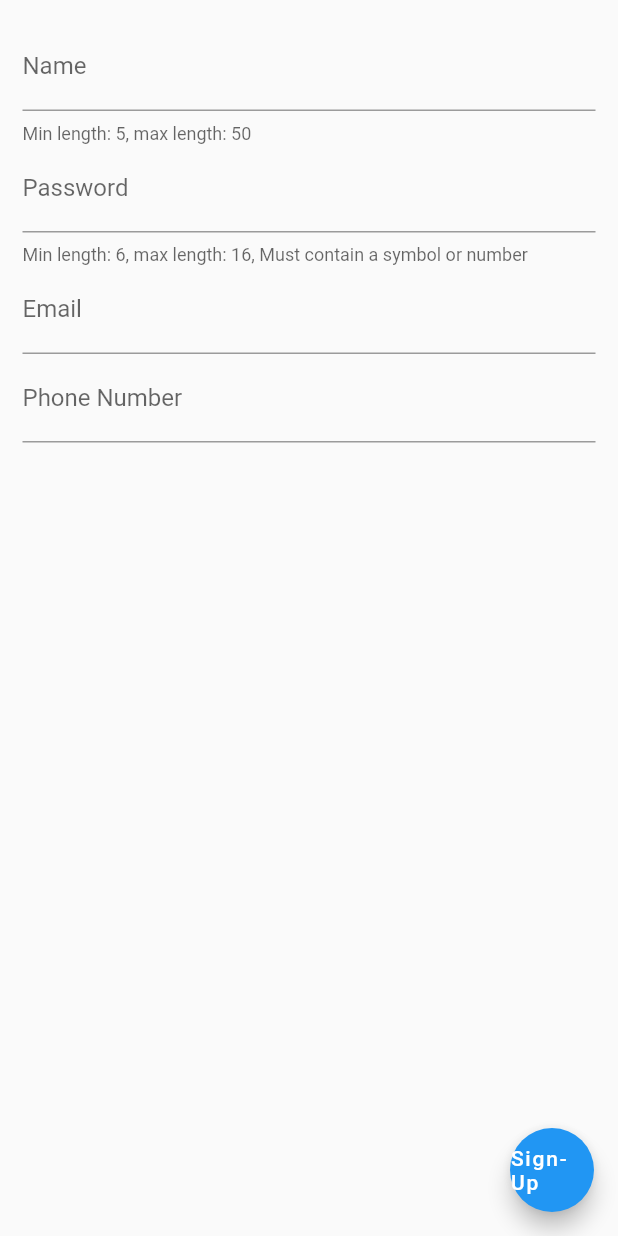
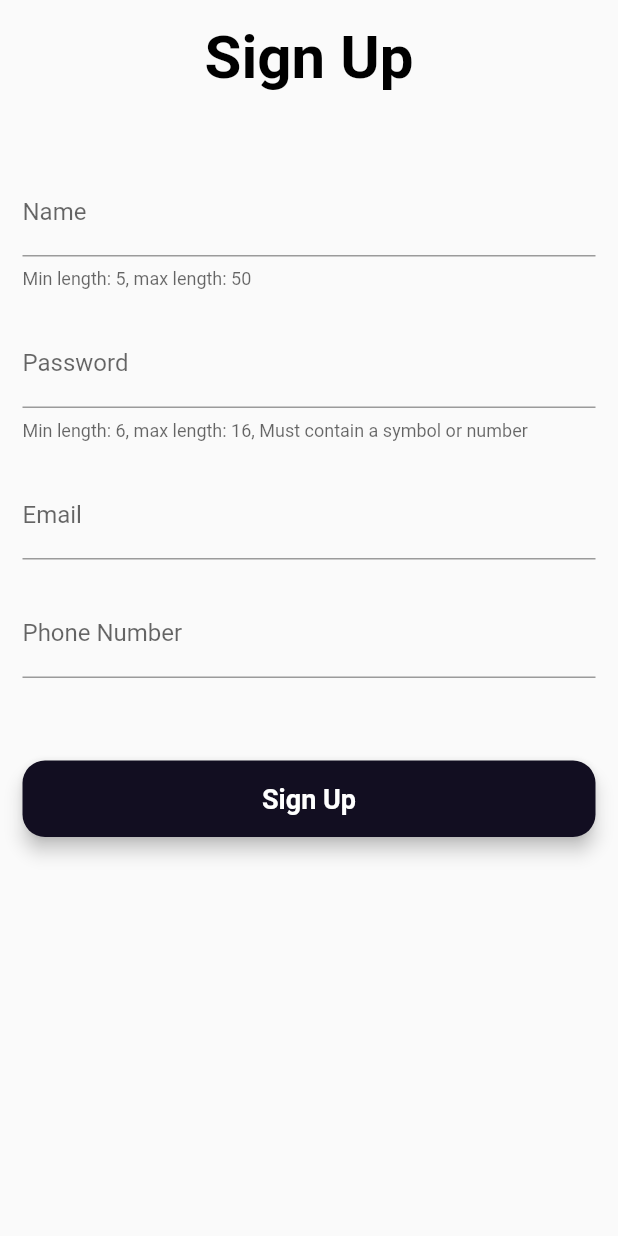
Before and after one commit to StevenAttipoe/workwaves, a Flutter app: the screen it shows after launch, after a tap on an icon or button, on a phone screen of 412 x 824 dp. Run offline on Flutter 3.47's test engine with Material 2 defaults, Android fonts, the phone set to English and light mode, and no system bars; our stand-ins replace flutter_map, form_validator, hexcolor, latlong2, splashscreen.

Commit message:
SignUp Modification

```diff
--- a/lib/views/signup.dart
+++ b/lib/views/signup.dart
@@ -1,6 +1,7 @@
 import 'package:flutter/material.dart';
 import 'package:workwaves/views/home.dart';
 import 'package:form_validator/form_validator.dart';
+import 'package:workwaves/views/loginScreen.dart';
 
 class SignUp extends StatefulWidget {
   const SignUp({Key? key}) : super(key: key);
@@ -9,10 +10,37 @@ class SignUp extends StatefulWidget {
   State<SignUp> createState() => _SignUpState();
 }
 
+Widget buildLoginBtn(BuildContext context) {
+  return Container(
+    padding: EdgeInsets.symmetric(vertical: 25),
+    width: double.infinity,
+    child: RaisedButton(
+      elevation: 5,
+      onPressed: () => Navigator.pushReplacement(
+          context, MaterialPageRoute(builder: (context) => LoginScreen())),
+      //print('Signup pressed'),
+      padding: EdgeInsets.all(15),
+      shape: RoundedRectangleBorder(borderRadius: BorderRadius.circular(15)),
+      // RoundedRectangleBorder
+      color: Color(0xff120E21),
+      child: Text(
+        'Sign Up',
+        style: TextStyle(
+          color: Color(0xffFFFFFF),
+          fontSize: 18,
+          fontWeight: FontWeight.bold,
+        ),
+      ),
+    ), // RaisedButton
+  );
+}
+
 class _SignUpState extends State<SignUp> {
   GlobalKey<FormState> _form = GlobalKey<FormState>();
 
   void _validate() {
+    /*how to handle that: are you 100% sure that in this case "_formKey.currentState" CAN'T ever be null
+    telling by hand the compiler that calling "validate" method is completely safe at this point*/
     _form.currentState!.validate();
   }
 
@@ -31,6 +59,14 @@ class _SignUpState extends State<SignUp> {
           child: Column(
             mainAxisAlignment: MainAxisAlignment.center,
             children: <Widget>[
+              Text(
+                'Sign Up',
+                style: TextStyle(
+                    color: Colors.black,
+                    fontSize: 40,
+                    fontWeight: FontWeight.bold),
+              ),
+              SizedBox(height: 50),
               TextFormField(
                 validator: ValidationBuilder()
                     .minLength(5)
@@ -42,6 +78,7 @@ class _SignUpState extends State<SignUp> {
                   helperText: 'Min length: 5, max length: 50',
                 ),
               ),
+              SizedBox(height: 20),
               TextFormField(
                 validator: ValidationBuilder()
                     .minLength(8)
@@ -59,6 +96,7 @@ class _SignUpState extends State<SignUp> {
                 enableSuggestions: false,
                 autocorrect: false,
               ),
+              SizedBox(height: 20),
               TextFormField(
                 validator: ValidationBuilder()
                     .email()
@@ -68,17 +106,20 @@ class _SignUpState extends State<SignUp> {
                 decoration: InputDecoration(labelText: 'Email'),
                 keyboardType: TextInputType.text,
               ),
+              SizedBox(height: 20),
               TextFormField(
                 validator: ValidationBuilder().phone().maxLength(10).build(),
                 decoration: InputDecoration(labelText: 'Phone Number'),
               ),
               SizedBox(height: 30),
+              buildLoginBtn(context),
             ],
           ),
         ),
       ),
-      floatingActionButton: FloatingActionButton(
-        /* tooltip: 'Next',*/
+
+      /*floatingActionButton: FloatingActionButton(
+        */ /* tooltip: 'Next',*/ /*
         child: Text('Sign-Up'),
         onPressed: () {
           _validate();
@@ -86,7 +127,7 @@ class _SignUpState extends State<SignUp> {
           Navigator.pushReplacement(
               context, MaterialPageRoute(builder: (context) => Home()));
         },
-      ),
+      ),*/
       /*ElevatedButton: ElevatedButton(
           onPressed: () {
             Navigator.pushReplacement(
```
